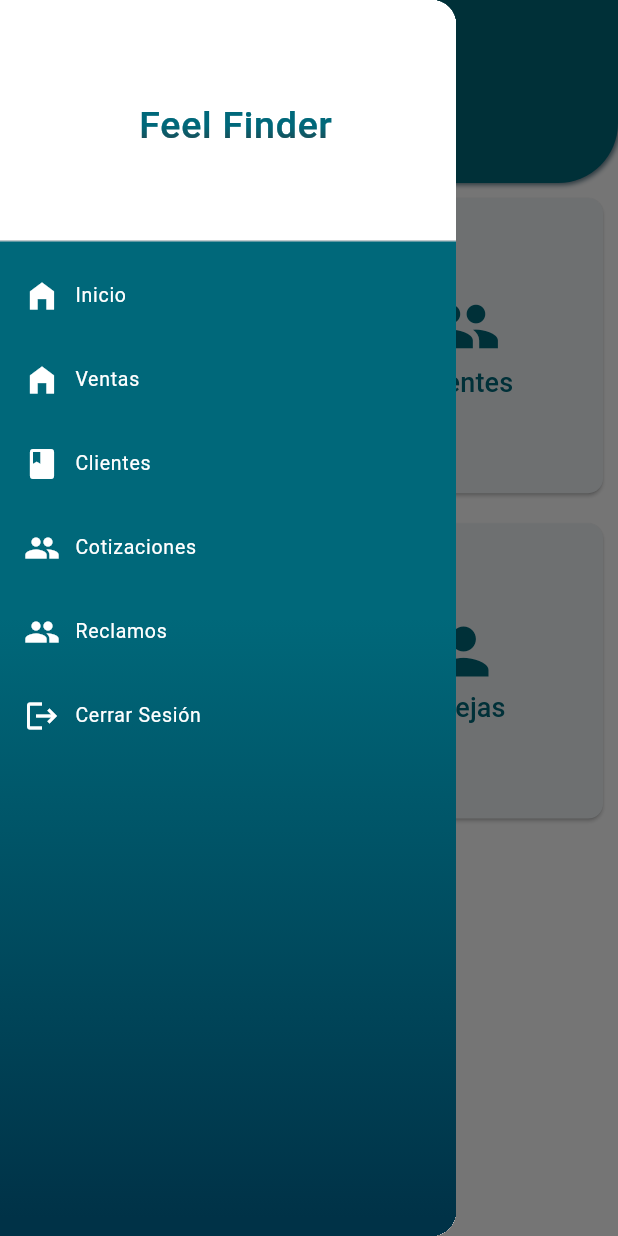
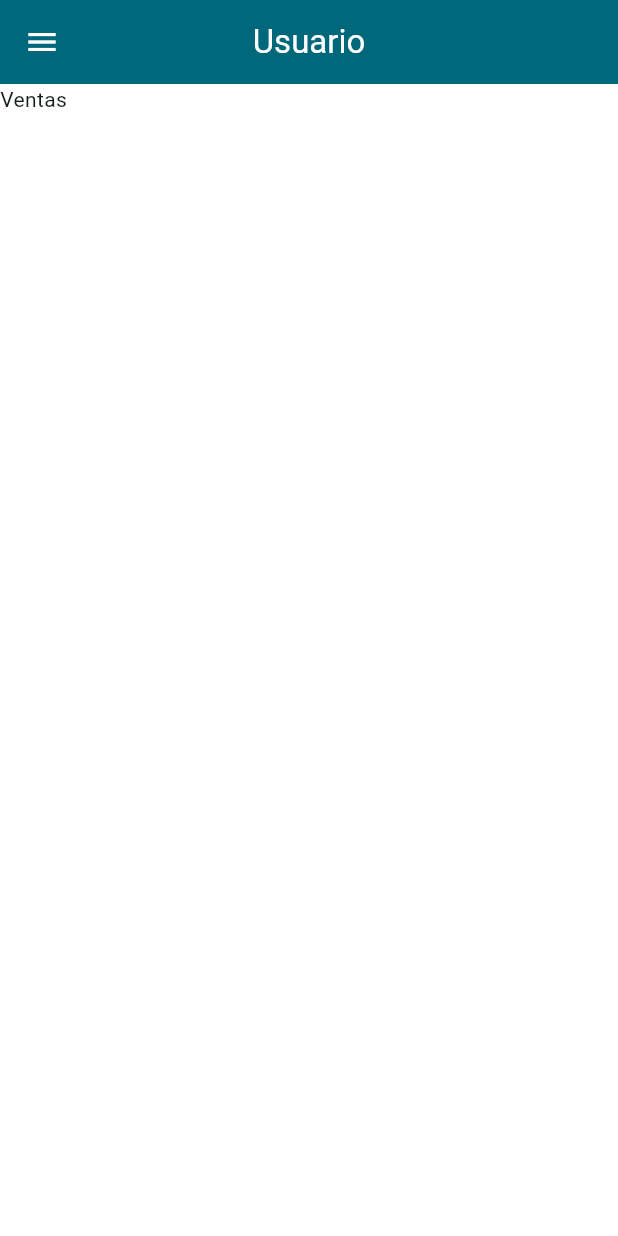
Before and after one commit to Saiken1107/FeelFinder_Movil_CRM-Flutter-_1003, a Flutter app: the MainScreen screen opened directly, in the side drawer, after a tap on "Ventas", on a phone screen of 412 x 824 dp. Run offline on Flutter 3.47's test engine with Material 3 defaults, Android fonts, the phone set to English and light mode, and no system bars; drawn by our look-alikes of simple_gradient_text; our stand-ins replace flutter_easyloading, hive_flutter; accounts and stored records are empty.

Commit message:
JAMM Scaffold CRM

```diff
--- a/lib/providers/drawer_screen_provider.dart
+++ b/lib/providers/drawer_screen_provider.dart
@@ -1,4 +1,8 @@
+import 'package:feelfinder_mobile/views/screens/drawer_pages/clientes_page.dart';
+import 'package:feelfinder_mobile/views/screens/drawer_pages/cotizaciones_page.dart';
 import 'package:feelfinder_mobile/views/screens/drawer_pages/home_page.dart';
+import 'package:feelfinder_mobile/views/screens/drawer_pages/quejas_page.dart';
+import 'package:feelfinder_mobile/views/screens/drawer_pages/ventas_page.dart';
 import 'package:flutter/material.dart';
 
 class DrawerScreenProvider extends ChangeNotifier {
@@ -24,25 +28,25 @@ class DrawerScreenProvider extends ChangeNotifier {
         break;
 
       case CustomScreensEnum.ventasPage:
-        // currentScreen = const UsuarioPage();
+        currentScreen = const VentasPage();
         _currentString = "Usuario";
         _currentActions = [];
         break;
 
       case CustomScreensEnum.clientesPage:
-        // currentScreen = const MateriasPage();
+        currentScreen = const ClientesPage();
         _currentString = "Materias";
         _currentActions = [];
         break;
 
       case CustomScreensEnum.cotizacionesPage:
-        // currentScreen = const GruposPage();
+        currentScreen = const CotizacionesPage();
         _currentString = "Grupos";
         _currentActions = [];
         break;
 
       case CustomScreensEnum.quejasPage:
-        // currentScreen = const HorariosPage();
+        currentScreen = const QuejasPage();
         _currentString = "Horarios";
         _currentActions = [];
         break;
--- a/lib/views/screens/drawer_pages/ventas_page.dart
+++ b/lib/views/screens/drawer_pages/ventas_page.dart
@@ -0,0 +1,36 @@
+import 'package:flutter/material.dart';
+
+class VentasPage extends StatefulWidget {
+  const VentasPage({super.key});
+
+  @override
+  State<VentasPage> createState() => _VentasPageState();
+}
+
+
+class _VentasPageState extends State<VentasPage> {
+  void _refreshData() async {
+    // final data = await usuarioController.obtenerUnUsuario(_boxLogin.get("userId"));
+
+    setState(() {
+      // _stringNombre = data[0]['nombre'];
+    });
+  }
+
+  @override
+  void initState() {
+    super.initState();
+    _refreshData();
+  }
+
+  @override
+  Widget build(BuildContext context) {
+    return Scaffold(
+      body: SizedBox(
+        width: MediaQuery.of(context).size.width,
+        height: MediaQuery.of(context).size.height,
+        child: Text("Ventas")
+      )
+    );
+  }
+}
```
Also changed, not shown: lib/views/screens/drawer_pages/clientes_page.dart (+36 -0 lines), lib/views/screens/drawer_pages/cotizaciones_page.dart (+38 -0 lines), lib/views/screens/drawer_pages/quejas_page.dart (+33 -0 lines), lib/views/widgets/app_drawer.dart (+18 -11 lines).
